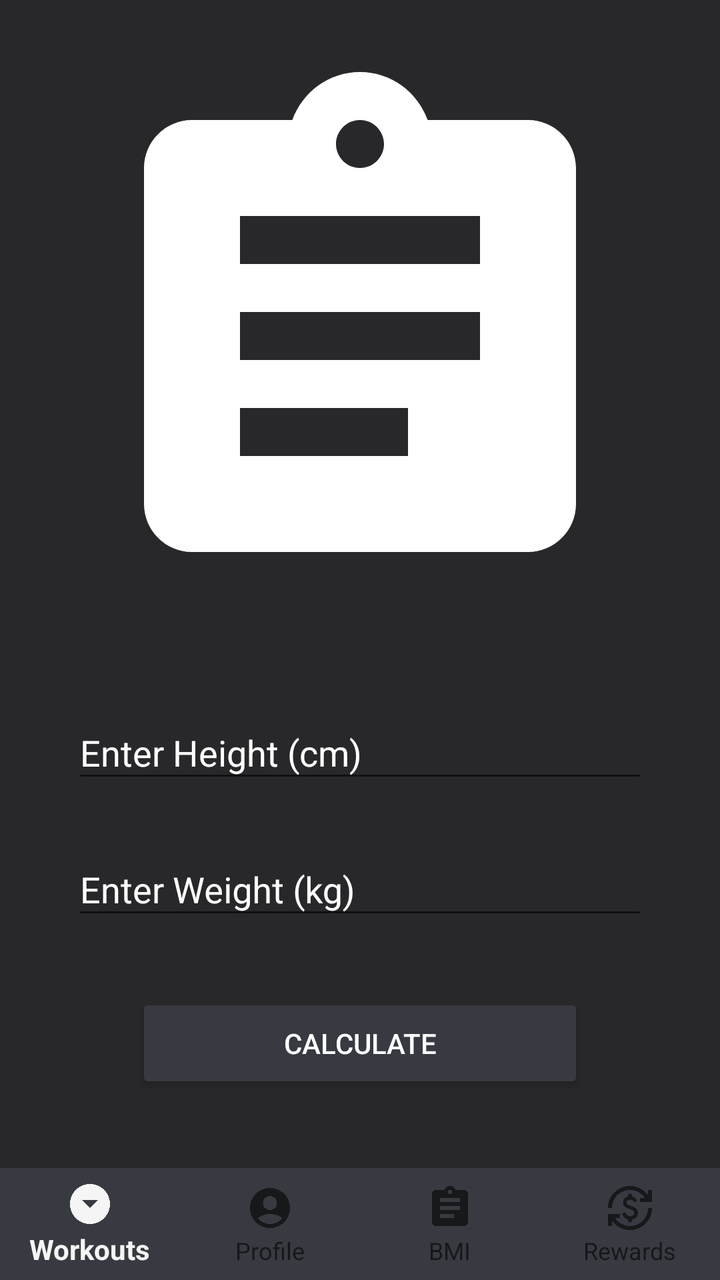
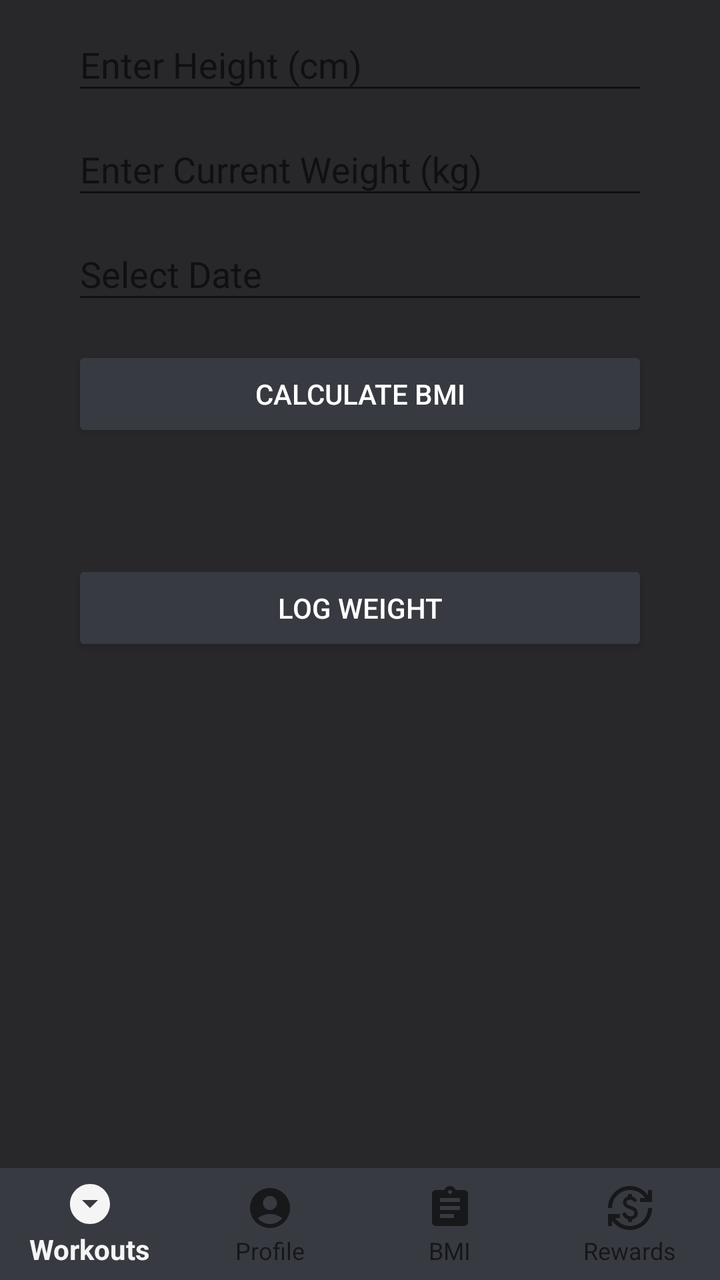

Two renders of the same Android screen: before a commit and after it. Below are the layout's source before the change and the commit's diff.
<!-- AndroidManifest.xml: application theme Theme.SMKitUIDemoApp -->
<!-- res/layout/activity_bmi_calculator.xml -->
<?xml version="1.0" encoding="utf-8"?>
<androidx.constraintlayout.widget.ConstraintLayout xmlns:android="http://schemas.android.com/apk/res/android"
    xmlns:app="http://schemas.android.com/apk/res-auto"
    android:layout_width="match_parent"
    android:layout_height="match_parent"
    android:background="@color/black">

    <ImageView
        android:id="@+id/imageView"
        android:layout_width="0dp"
        android:layout_height="wrap_content"
        android:adjustViewBounds="true"
        android:scaleType="fitCenter"
        android:layout_marginTop="24dp"
        app:layout_constraintEnd_toEndOf="parent"
        app:layout_constraintStart_toStartOf="parent"
        app:layout_constraintTop_toTopOf="parent"
        app:layout_constraintWidth_percent="0.8"
        app:srcCompat="@drawable/statistics" />

    <com.google.android.material.textfield.TextInputLayout
        android:id="@+id/heightInputLayout"
        android:layout_width="0dp"
        android:layout_height="wrap_content"
        android:layout_marginStart="32dp"
        android:layout_marginTop="32dp"
        android:layout_marginEnd="32dp"
        android:hint="Enter Height (cm)"
        android:textColorHint="@color/white"
        app:layout_constraintEnd_toEndOf="parent"
        app:layout_constraintStart_toStartOf="parent"
        app:layout_constraintTop_toBottomOf="@id/imageView"
        app:layout_constraintWidth_percent="0.8">

        <com.google.android.material.textfield.TextInputEditText
            android:id="@+id/heightTextInput"
            android:layout_width="match_parent"
            android:layout_height="wrap_content"
            android:inputType="numberDecimal" />
    </com.google.android.material.textfield.TextInputLayout>

    <com.google.android.material.textfield.TextInputLayout
        android:id="@+id/weightInputLayout"
        android:layout_width="0dp"
        android:layout_height="wrap_content"
        android:layout_marginTop="16dp"
        android:hint="Enter Weight (kg)"
        android:textColorHint="@color/white"
        app:layout_constraintEnd_toEndOf="@id/heightInputLayout"
        app:layout_constraintStart_toStartOf="@id/heightInputLayout"
        app:layout_constraintTop_toBottomOf="@+id/heightInputLayout"
        app:layout_constraintWidth_percent="0.8">

        <com.google.android.material.textfield.TextInputEditText
            android:id="@+id/weightTextInput"
            android:layout_width="match_parent"
            android:layout_height="wrap_content"
            android:inputType="numberDecimal" />
    </com.google.android.material.textfield.TextInputLayout>

    <Button
        android:id="@+id/calculateButton"
        style="@style/AppButton"
        android:layout_width="224dp"
        android:layout_height="50dp"
        android:layout_marginTop="32dp"
        android:text="Calculate"
        app:layout_constraintEnd_toEndOf="@id/weightInputLayout"
        app:layout_constraintStart_toStartOf="@id/weightInputLayout"
        app:layout_constraintTop_toBottomOf="@id/weightInputLayout"
        app:layout_constraintWidth_percent="0.8" />

    <TextView
        android:id="@+id/resultText"
        android:layout_width="wrap_content"
        android:layout_height="wrap_content"
        android:layout_marginTop="16dp"
        android:textColor="@color/white"
        android:textAlignment="center"
        android:textSize="20sp"
        app:layout_constraintEnd_toEndOf="parent"
        app:layout_constraintStart_toStartOf="parent"
        app:layout_constraintTop_toBottomOf="@+id/calculateButton" />

    <com.google.android.material.bottomnavigation.BottomNavigationView
        android:id="@+id/bottom_navigation"
        android:layout_width="0dp"
        android:layout_height="wrap_content"
        app:layout_constraintBottom_toBottomOf="parent"
        app:layout_constraintEnd_toEndOf="parent"
        app:layout_constraintHorizontal_bias="0.0"
        app:layout_constraintStart_toStartOf="parent"
        app:labelVisibilityMode="labeled"
        app:menu="@menu/bottom_nav_menu"
        android:background="#373A40"/>

</androidx.constraintlayout.widget.ConstraintLayout>
<!-- resources referenced by this layout -->
<resources>
  <color name="black">#28282B</color>
  <color name="white">#FFFFFFFF</color>
  <!-- drawable statistics (drawable) -->
  <vector xmlns:android="http://schemas.android.com/apk/res/android" android:autoMirrored="true" android:height="24dp" android:tint="#FFFFFF" android:viewportHeight="24" android:viewportWidth="24" android:width="24dp">
        
      <path android:fillColor="@android:color/white" android:pathData="M19,3h-4.18C14.4,1.84 13.3,1 12,1c-1.3,0 -2.4,0.84 -2.82,2L5,3c-1.1,0 -2,0.9 -2,2v14c0,1.1 0.9,2 2,2h14c1.1,0 2,-0.9 2,-2L21,5c0,-1.1 -0.9,-2 -2,-2zM12,3c0.55,0 1,0.45 1,1s-0.45,1 -1,1 -1,-0.45 -1,-1 0.45,-1 1,-1zM14,17L7,17v-2h7v2zM17,13L7,13v-2h10v2zM17,9L7,9L7,7h10v2z"/>
      
  </vector>
  <style name="AppButton">
          <item name="android:backgroundTint">@color/button_color</item>
          <item name="android:textColor">@android:color/white</item>
      </style>
  <style name="Theme.SMKitUIDemoApp" parent="Theme.AppCompat.DayNight.NoActionBar" />
  <color name="button_color">#373A40</color>
</resources>

<!-- the commit's change to res/layout/activity_bmi_calculator.xml (unified diff, before → after) -->
@@ -1,73 +1,78 @@
 <?xml version="1.0" encoding="utf-8"?>
 <androidx.constraintlayout.widget.ConstraintLayout xmlns:android="http://schemas.android.com/apk/res/android"
     xmlns:app="http://schemas.android.com/apk/res-auto"
+    xmlns:tools="http://schemas.android.com/tools"
     android:layout_width="match_parent"
     android:layout_height="match_parent"
     android:background="@color/black">
 
-    <ImageView
-        android:id="@+id/imageView"
+    <com.google.android.material.textfield.TextInputLayout
+        android:id="@+id/textInputLayout"
         android:layout_width="0dp"
         android:layout_height="wrap_content"
-        android:adjustViewBounds="true"
-        android:scaleType="fitCenter"
-        android:layout_marginTop="24dp"
         app:layout_constraintEnd_toEndOf="parent"
         app:layout_constraintStart_toStartOf="parent"
         app:layout_constraintTop_toTopOf="parent"
-        app:layout_constraintWidth_percent="0.8"
-        app:srcCompat="@drawable/statistics" />
-
-    <com.google.android.material.textfield.TextInputLayout
-        android:id="@+id/heightInputLayout"
-        android:layout_width="0dp"
-        android:layout_height="wrap_content"
-        android:layout_marginStart="32dp"
-        android:layout_marginTop="32dp"
-        android:layout_marginEnd="32dp"
-        android:hint="Enter Height (cm)"
-        android:textColorHint="@color/white"
-        app:layout_constraintEnd_toEndOf="parent"
-        app:layout_constraintStart_toStartOf="parent"
-        app:layout_constraintTop_toBottomOf="@id/imageView"
         app:layout_constraintWidth_percent="0.8">
 
         <com.google.android.material.textfield.TextInputEditText
             android:id="@+id/heightTextInput"
             android:layout_width="match_parent"
             android:layout_height="wrap_content"
-            android:inputType="numberDecimal" />
+            android:hint="Enter Height (cm)"
+            android:inputType="number"
+            android:textColor="@color/white"
+            android:textColorHint="@color/white" />
     </com.google.android.material.textfield.TextInputLayout>
 
     <com.google.android.material.textfield.TextInputLayout
-        android:id="@+id/weightInputLayout"
+        android:id="@+id/textInputLayout2"
         android:layout_width="0dp"
         android:layout_height="wrap_content"
-        android:layout_marginTop="16dp"
-        android:hint="Enter Weight (kg)"
-        android:textColorHint="@color/white"
-        app:layout_constraintEnd_toEndOf="@id/heightInputLayout"
-        app:layout_constraintStart_toStartOf="@id/heightInputLayout"
-        app:layout_constraintTop_toBottomOf="@+id/heightInputLayout"
+        app:layout_constraintEnd_toEndOf="parent"
+        app:layout_constraintStart_toStartOf="parent"
+        app:layout_constraintTop_toBottomOf="@+id/textInputLayout"
         app:layout_constraintWidth_percent="0.8">
 
         <com.google.android.material.textfield.TextInputEditText
             android:id="@+id/weightTextInput"
             android:layout_width="match_parent"
             android:layout_height="wrap_content"
-            android:inputType="numberDecimal" />
+            android:hint="Enter Current Weight (kg)"
+            android:inputType="number"
+            android:textColor="@color/white"
+            android:textColorHint="@color/white" />
+    </com.google.android.material.textfield.TextInputLayout>
+
+    <com.google.android.material.textfield.TextInputLayout
+        android:id="@+id/dateInputLayout"
+        android:layout_width="0dp"
+        android:layout_height="wrap_content"
+        app:layout_constraintEnd_toEndOf="parent"
+        app:layout_constraintStart_toStartOf="parent"
+        app:layout_constraintTop_toBottomOf="@+id/textInputLayout2"
+        app:layout_constraintWidth_percent="0.8">
+
+        <com.google.android.material.textfield.TextInputEditText
+            android:id="@+id/dateInput"
+            android:layout_width="match_parent"
+            android:layout_height="wrap_content"
+            android:hint="Select Date"
+            android:focusable="false"
+            android:textColor="@color/white"
+            android:textColorHint="@color/white" />
     </com.google.android.material.textfield.TextInputLayout>
 
     <Button
         android:id="@+id/calculateButton"
         style="@style/AppButton"
-        android:layout_width="224dp"
-        android:layout_height="50dp"
-        android:layout_marginTop="32dp"
-        android:text="Calculate"
-        app:layout_constraintEnd_toEndOf="@id/weightInputLayout"
-        app:layout_constraintStart_toStartOf="@id/weightInputLayout"
-        app:layout_constraintTop_toBottomOf="@id/weightInputLayout"
+        android:layout_width="0dp"
+        android:layout_height="wrap_content"
+        android:layout_marginTop="16dp"
+        android:text="Calculate BMI"
+        app:layout_constraintEnd_toEndOf="parent"
+        app:layout_constraintStart_toStartOf="parent"
+        app:layout_constraintTop_toBottomOf="@+id/dateInputLayout"
         app:layout_constraintWidth_percent="0.8" />
 
     <TextView
@@ -82,16 +87,27 @@
         app:layout_constraintStart_toStartOf="parent"
         app:layout_constraintTop_toBottomOf="@+id/calculateButton" />
 
+    <Button
+        android:id="@+id/logWeightButton"
+        style="@style/AppButton"
+        android:layout_width="0dp"
+        android:layout_height="wrap_content"
+        android:layout_marginTop="16dp"
+        android:text="Log Weight"
+        app:layout_constraintEnd_toEndOf="parent"
+        app:layout_constraintStart_toStartOf="parent"
+        app:layout_constraintTop_toBottomOf="@+id/resultText"
+        app:layout_constraintWidth_percent="0.8" />
+
     <com.google.android.material.bottomnavigation.BottomNavigationView
         android:id="@+id/bottom_navigation"
         android:layout_width="0dp"
         android:layout_height="wrap_content"
+        android:background="#373A40"
+        app:labelVisibilityMode="labeled"
         app:layout_constraintBottom_toBottomOf="parent"
         app:layout_constraintEnd_toEndOf="parent"
-        app:layout_constraintHorizontal_bias="0.0"
         app:layout_constraintStart_toStartOf="parent"
-        app:labelVisibilityMode="labeled"
-        app:menu="@menu/bottom_nav_menu"
-        android:background="#373A40"/>
+        app:menu="@menu/bottom_nav_menu" />
 
 </androidx.constraintlayout.widget.ConstraintLayout>
<!-- resource entries referenced after the edit -->
@@ -2,12 +2,6 @@
 <resources>
   <color name="black">#28282B</color>
   <color name="white">#FFFFFFFF</color>
-  <!-- drawable statistics (drawable) -->
-  <vector xmlns:android="http://schemas.android.com/apk/res/android" android:autoMirrored="true" android:height="24dp" android:tint="#FFFFFF" android:viewportHeight="24" android:viewportWidth="24" android:width="24dp">
-        
-      <path android:fillColor="@android:color/white" android:pathData="M19,3h-4.18C14.4,1.84 13.3,1 12,1c-1.3,0 -2.4,0.84 -2.82,2L5,3c-1.1,0 -2,0.9 -2,2v14c0,1.1 0.9,2 2,2h14c1.1,0 2,-0.9 2,-2L21,5c0,-1.1 -0.9,-2 -2,-2zM12,3c0.55,0 1,0.45 1,1s-0.45,1 -1,1 -1,-0.45 -1,-1 0.45,-1 1,-1zM14,17L7,17v-2h7v2zM17,13L7,13v-2h10v2zM17,9L7,9L7,7h10v2z"/>
-      
-  </vector>
   <style name="AppButton">
           <item name="android:backgroundTint">@color/button_color</item>
           <item name="android:textColor">@android:color/white</item>
